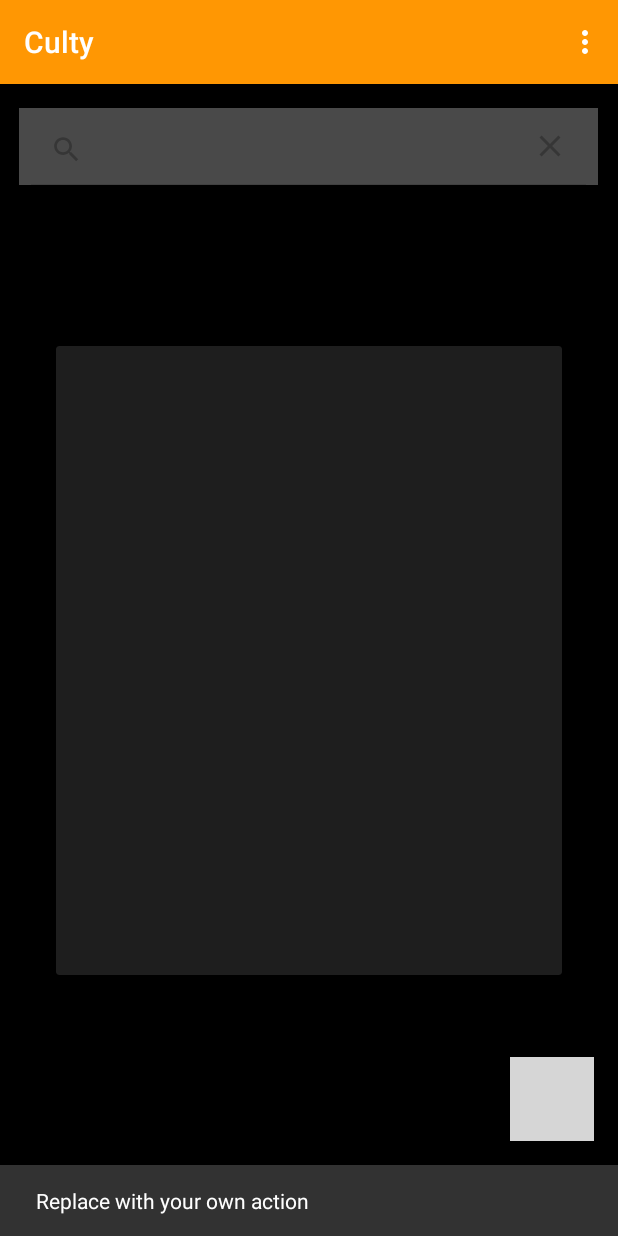
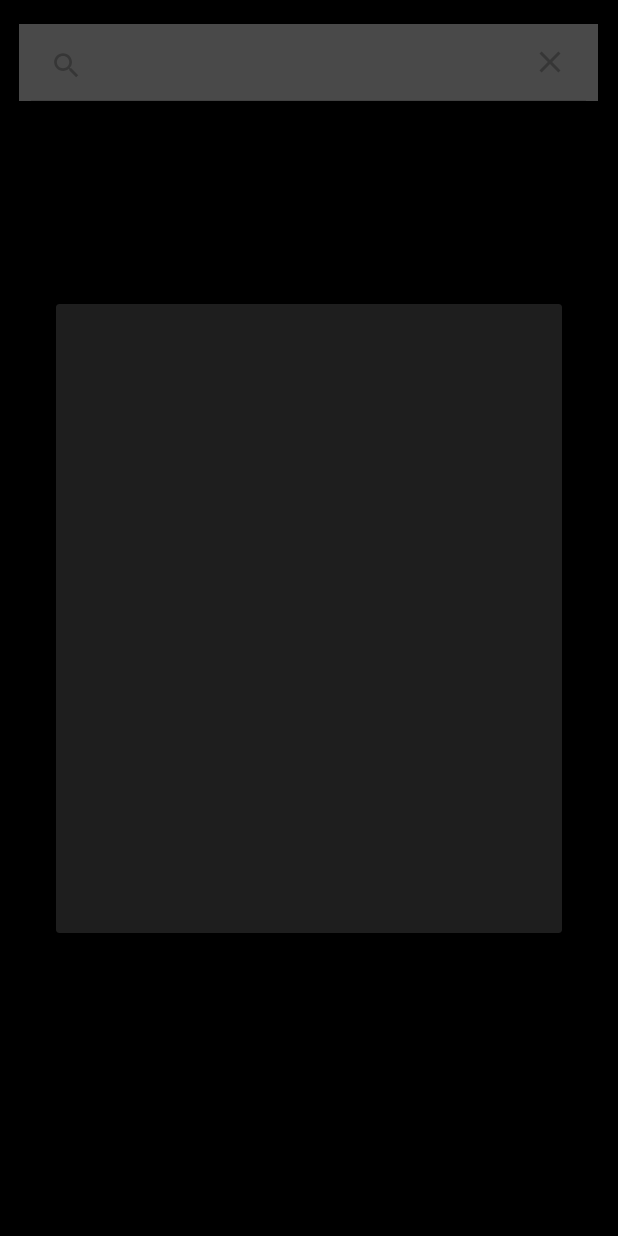
Before and after one commit to culty-corp/culty-android, an Android app: the screen it shows after launch (MainActivity), after a tap on "Search", on a phone screen of 412 x 824 dp. Run offline under Robolectric (Android 15) with nearby library versions, the phone set to English and light mode, and no system bars; 1 other tap on this screen came first; grey boxes are pictures that could not be loaded.

Commit message:
Criação de navbar
Colocando a navbar na activty main, removendo toolbar que não será usada nesse contexto.

```diff
--- a/solucao/app/src/main/java/com/github/cultycorp/cultyandroid/MainActivity.kt
+++ b/solucao/app/src/main/java/com/github/cultycorp/cultyandroid/MainActivity.kt
@@ -5,6 +5,7 @@ import android.support.design.widget.Snackbar
 import android.support.v7.app.AppCompatActivity;
 import android.view.Menu
 import android.view.MenuItem
+import android.widget.Toolbar
 
 import kotlinx.android.synthetic.main.activity_main.*
 
@@ -13,12 +14,12 @@ class MainActivity : AppCompatActivity() {
     override fun onCreate(savedInstanceState: Bundle?) {
         super.onCreate(savedInstanceState)
         setContentView(R.layout.activity_main)
-        setSupportActionBar(toolbar)
+        setSupportActionBar(findViewById(R.id.toolbar))
 
-        fab.setOnClickListener { view ->
+/*        fab.setOnClickListener { view ->
             Snackbar.make(view, "Replace with your own action", Snackbar.LENGTH_LONG)
                 .setAction("Action", null).show()
-        }
+        }*/
     }
 
     override fun onCreateOptionsMenu(menu: Menu): Boolean {
--- a/solucao/app/src/main/res/layout/activity_main.xml
+++ b/solucao/app/src/main/res/layout/activity_main.xml
@@ -1,36 +1,60 @@
 <?xml version="1.0" encoding="utf-8"?>
-<android.support.design.widget.CoordinatorLayout
+<android.support.v4.widget.DrawerLayout
         xmlns:android="http://schemas.android.com/apk/res/android"
         xmlns:app="http://schemas.android.com/apk/res-auto"
         xmlns:tools="http://schemas.android.com/tools"
         android:layout_width="match_parent"
         android:layout_height="match_parent"
         android:background="@color/fundo"
-        tools:context=".MainActivity">
+        tools:context=".MainActivity"
+        android:id="@+id/drawer_layout"
+        android:fitsSystemWindows="true"
+        tools:openDrawer="start">
 
-    <android.support.design.widget.AppBarLayout
-            android:layout_height="wrap_content"
+    <LinearLayout
             android:layout_width="match_parent"
-            android:theme="@style/AppTheme.AppBarOverlay">
+            android:layout_height="match_parent"
+            android:orientation="vertical">
 
         <android.support.v7.widget.Toolbar
                 android:id="@+id/toolbar"
                 android:layout_width="match_parent"
-                android:layout_height="?attr/actionBarSize"
+                android:layout_height="0dp"
                 android:background="@color/corLaranja"
-                app:popupTheme="@style/AppTheme.PopupOverlay" android:clickable="true"/>
+                android:elevation="4dp"
+                android:theme="@style/ThemeOverlay.AppCompat.ActionBar"
+                app:popupTheme="@style/ThemeOverlay.AppCompat.Light"/>
 
-    </android.support.design.widget.AppBarLayout>
+        <FrameLayout
+                android:layout_width="match_parent"
+                android:layout_height="match_parent"
+                android:id="@+id/fragment_container" />
+
+    </LinearLayout>
+
+
+    <android.support.design.widget.NavigationView
+            android:layout_width="wrap_content"
+            android:layout_height="match_parent"
+            android:layout_gravity="start"
+            android:id="@+id/nav_view"
+            app:headerLayout="@layout/nav_header"
+            app:menu="@menu/drawer_menu"
+    >
+
+    </android.support.design.widget.NavigationView>
 
     <include layout="@layout/content_main"/>
 
-    <android.support.design.widget.FloatingActionButton
+
+
+<!--    <android.support.design.widget.FloatingActionButton
             android:id="@+id/fab"
             android:layout_width="wrap_content"
             android:layout_height="wrap_content"
             android:layout_gravity="bottom|end"
             android:layout_margin="@dimen/fab_margin"
             app:srcCompat="@drawable/ic_add_black_24dp" app:backgroundTint="@color/corLaranja"
-            app:maxImageSize="38dp"/>
+            app:maxImageSize="38dp"/>-->
 
-</android.support.design.widget.CoordinatorLayout>
+</android.support.v4.widget.DrawerLayout>
```
